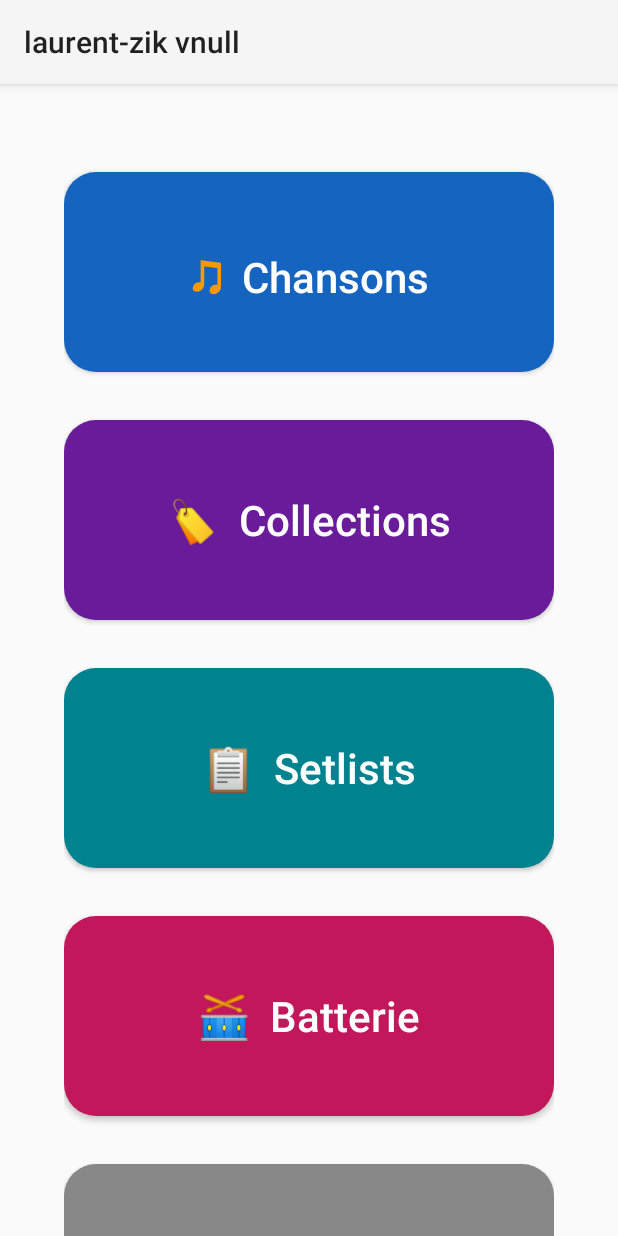
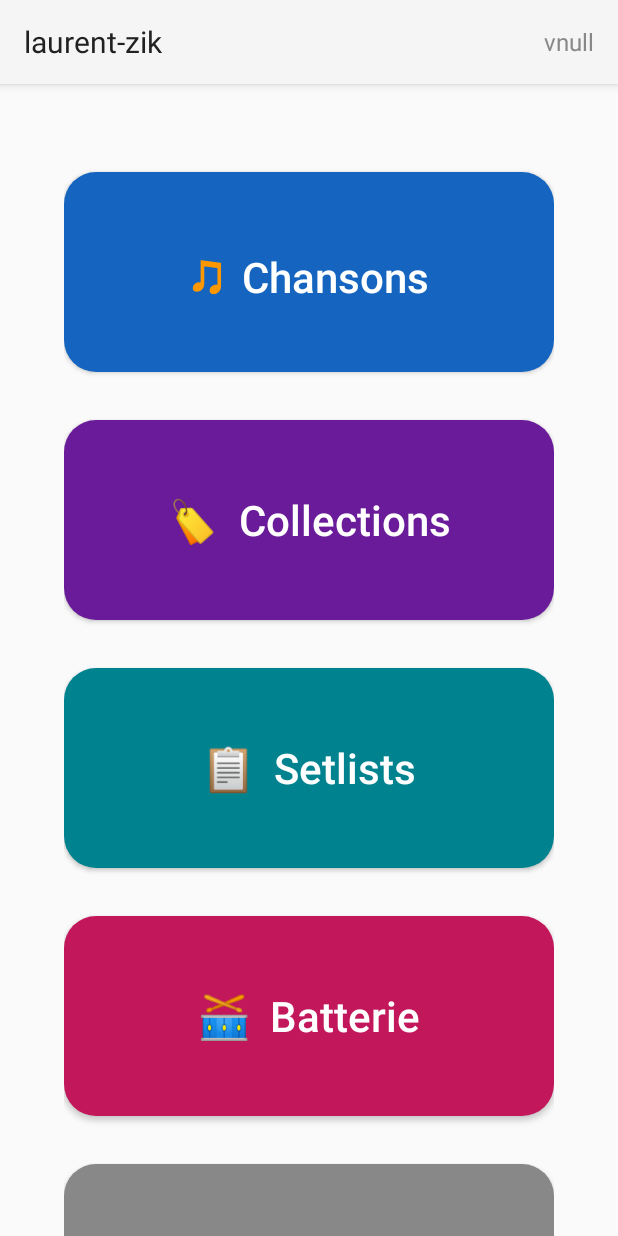
Before and after one commit to laurentcarrie/songbook-apk, an Android app: the screen it shows after launch (MenuActivity), on a phone screen of 412 x 824 dp. Run offline under Robolectric (Android 15) with nearby library versions, the phone set to English and light mode, and no system bars; 1 statement that could not run was skipped.

Commit message:
Menu title bar: laurent-zik on the left, the version on the right
Co-Authored-By: Claude Sonnet 5.5 <noreply@anthropic.com>

```diff
--- a/app/src/main/java/com/laurentcarrie/zik/MenuActivity.java
+++ b/app/src/main/java/com/laurentcarrie/zik/MenuActivity.java
@@ -9,6 +9,7 @@ import android.os.Environment;
 import android.view.Gravity;
 import android.widget.Button;
 import android.widget.LinearLayout;
+import android.widget.TextView;
 
 public class MenuActivity extends Activity {
     private static final int GREEN = Color.rgb(46, 125, 50), ORANGE = Color.rgb(239, 108, 0),
@@ -39,8 +40,30 @@ public class MenuActivity extends Activity {
         syncButton = addButton(layout, "🔄  Sync", Color.GRAY,
                 () -> startActivity(new Intent(this, SyncActivity.class)));
 
-        try { // the version of the apk, from versionName in app/build.gradle
-            setTitle("laurent-zik v" + getPackageManager().getPackageInfo(getPackageName(), 0).versionName);
+        // the title bar: the app name on the left, the version of the apk (versionName in app/build.gradle) on the right
+        try {
+            String version = "v" + getPackageManager().getPackageInfo(getPackageName(), 0).versionName;
+            android.app.ActionBar bar = getActionBar();
+            if (bar != null) {
+                TextView name = new TextView(this);
+                name.setText("laurent-zik");
+                name.setTextSize(20);
+                name.setTextColor(Color.rgb(33, 33, 33));
+                TextView ver = new TextView(this);
+                ver.setText(version);
+                ver.setTextSize(16);
+                ver.setTextColor(Color.GRAY);
+                LinearLayout row = new LinearLayout(this);
+                row.setGravity(Gravity.CENTER_VERTICAL);
+                row.addView(name, new LinearLayout.LayoutParams(0, android.view.ViewGroup.LayoutParams.WRAP_CONTENT, 1f));
+                row.addView(ver, new LinearLayout.LayoutParams(
+                        android.view.ViewGroup.LayoutParams.WRAP_CONTENT, android.view.ViewGroup.LayoutParams.WRAP_CONTENT));
+                row.setPadding(0, 0, 0, 0);
+                bar.setDisplayShowTitleEnabled(false);
+                bar.setDisplayShowCustomEnabled(true);
+                bar.setCustomView(row, new android.app.ActionBar.LayoutParams(
+                        android.view.ViewGroup.LayoutParams.MATCH_PARENT, android.view.ViewGroup.LayoutParams.MATCH_PARENT));
+            }
         } catch (Exception ignored) { }
 
         android.widget.ScrollView scroll = new android.widget.ScrollView(this);
```
